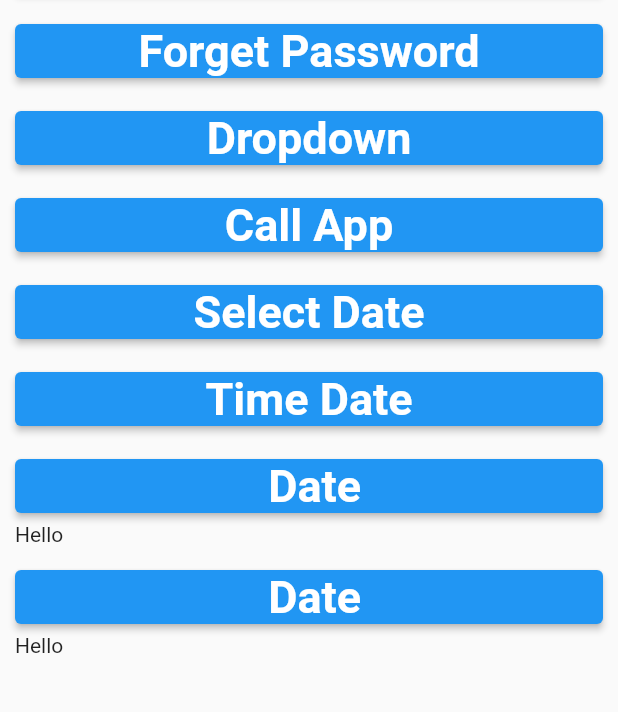
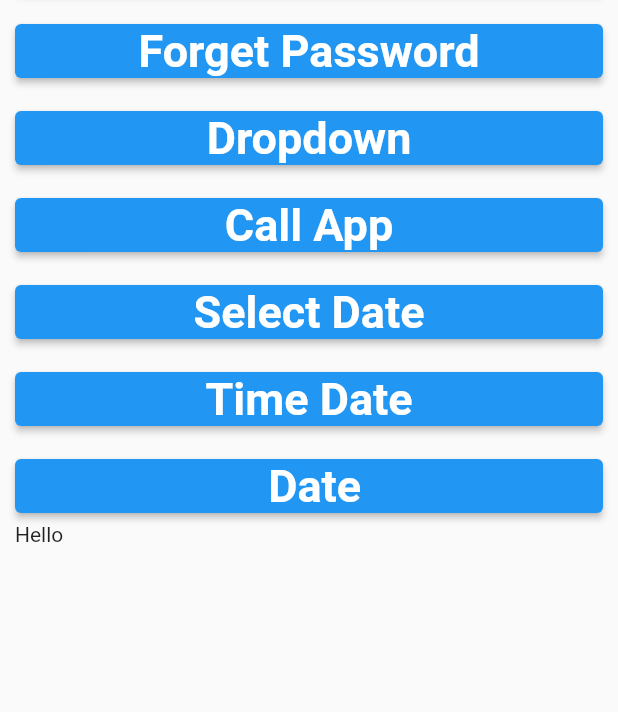
Before and after one commit to Bishwojitdas/FlutterPage, a Flutter app: the Empty_Page screen opened directly, on a phone screen of 412 x 824 dp, the part 276-988 px from its top. Run offline on Flutter 3.47's test engine with Material 2 defaults, Android fonts, the phone set to English and light mode, and no system bars; our stand-ins replace google_nav_bar, image_picker.

Commit message:
commit one

```diff
--- a/lib/screen/empty_file.dart
+++ b/lib/screen/empty_file.dart
@@ -86,14 +86,6 @@ class _Empty_PageState extends State<Empty_Page> {
                         Text("Hello"),
 
 
-                        const SizedBox(height: 10,),
-                        ElevatedButton(onPressed: () {
-                          Navigator.push(context, MaterialPageRoute(builder: (context) => TimeDateNew()));
-                        }, child: const Text(" Date", style: TextStyle(color: Colors.white, fontSize: 30, fontWeight: FontWeight.bold),)
-                        ),
-
-
-                        Text("Hello")
 
 
 
```
